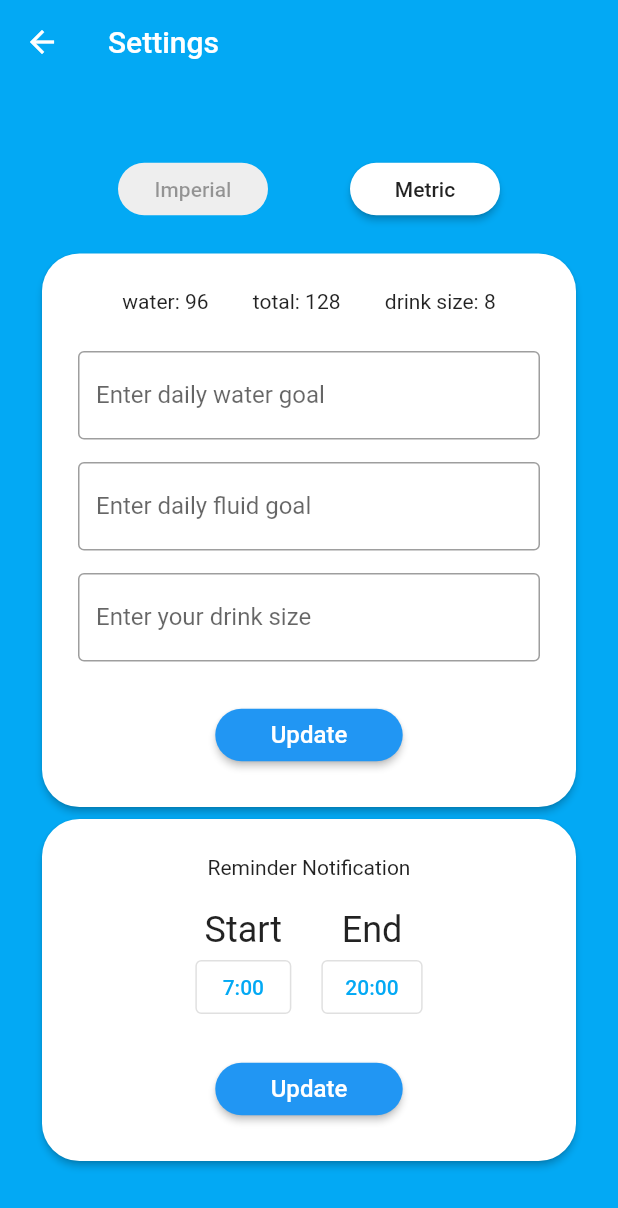
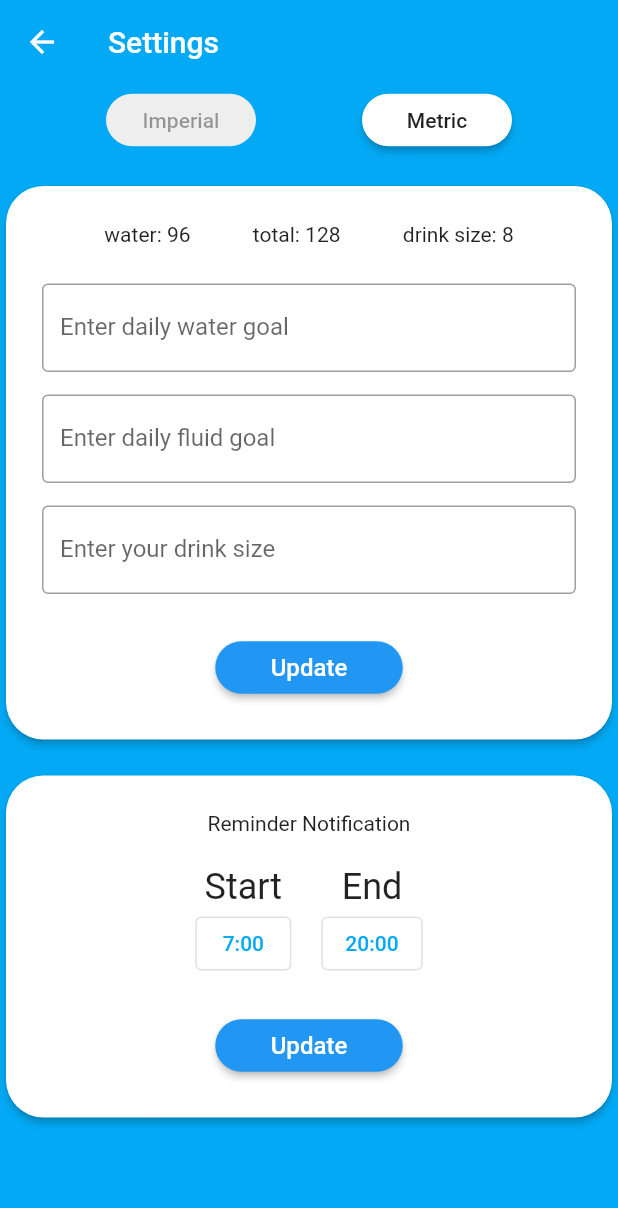
Before and after one commit to swsvindland/water_track, a Flutter app: the SettingsPage screen opened by its route, on a phone screen of 412 x 824 dp. Shown: the top 1208 px of the screen. Run offline on Flutter 3.47's test engine with Material 2 defaults, Android fonts, the light colour scheme and no system bars; our stand-ins replace charts_flutter, cloud_firestore, firebase_auth, firebase_core, firebase_messaging, flutter_animation_progress_bar and 3 more; missing offline and left inert: os_detect; accounts and stored records are empty; network calls fail.

Commit message:
support tablet layouts better

```diff
--- a/lib/layouts/settings.dart
+++ b/lib/layouts/settings.dart
@@ -37,18 +37,19 @@ class _SettingsPageState extends State<SettingsPage> {
       body: StreamProvider<Preferences>.value(
         initialData: Preferences.empty(),
         value: db.streamPreferences(user!.uid),
-        child: Center(
-          child: Padding(
-            padding: EdgeInsets.all(24),
-            child: SingleChildScrollView(
-              scrollDirection: Axis.vertical,
+        child: SingleChildScrollView(
+          scrollDirection: Axis.vertical,
+          child: Center(
+            child: SizedBox(
+              width: sm.toDouble(),
               child: Column(
-                mainAxisAlignment: MainAxisAlignment.start,
+                mainAxisAlignment: MainAxisAlignment.center,
                 crossAxisAlignment: CrossAxisAlignment.center,
                 children: <Widget>[
                   UnitSwitch(),
-                  SizedBox(height: 15),
+                  SizedBox(height: 16),
                   Goals(),
+                  SizedBox(height: 16),
                   Notifications()
                 ],
               ),
--- a/lib/utils/constants.dart
+++ b/lib/utils/constants.dart
@@ -1,3 +1,9 @@
 import 'package:flutter/material.dart';
 
 final GlobalKey<NavigatorState> navigatorKey = new GlobalKey<NavigatorState>();
+
+final int xs = 370;
+final int sm = 600;
+final int md = 900;
+final int lg = 1200;
+final int xl = 1536;
--- a/lib/widgets/buttons/buttons.dart
+++ b/lib/widgets/buttons/buttons.dart
@@ -31,7 +31,11 @@ class Buttons extends StatelessWidget {
     final graphAnimation = Provider.of<GraphAnimationProvider>(context);
     final preferences = Provider.of<Preferences>(context);
 
-    return Wrap(spacing: 10.0, children: <Widget>[
+    return Wrap(
+        crossAxisAlignment: WrapCrossAlignment.center,
+        alignment: WrapAlignment.center,
+        spacing: 8.0,
+        children: <Widget>[
       DrinkButton(
           title: 'Water',
           color: Colors.blue[800],
--- a/lib/widgets/goals.dart
+++ b/lib/widgets/goals.dart
@@ -48,7 +48,7 @@ class _GoalsState extends State<Goals> {
         borderRadius: BorderRadius.circular(25),
       ),
       child: Padding(
-        padding: EdgeInsets.fromLTRB(24, 24, 24, 24),
+        padding: EdgeInsets.all(24),
         child: Column(
           mainAxisAlignment: MainAxisAlignment.spaceEvenly,
           crossAxisAlignment: CrossAxisAlignment.center,
```
Also changed, not shown: lib/layouts/about.dart (+12 -0 lines), lib/layouts/home.dart (+40 -2 lines), lib/layouts/login.dart (+11 -5 lines).
